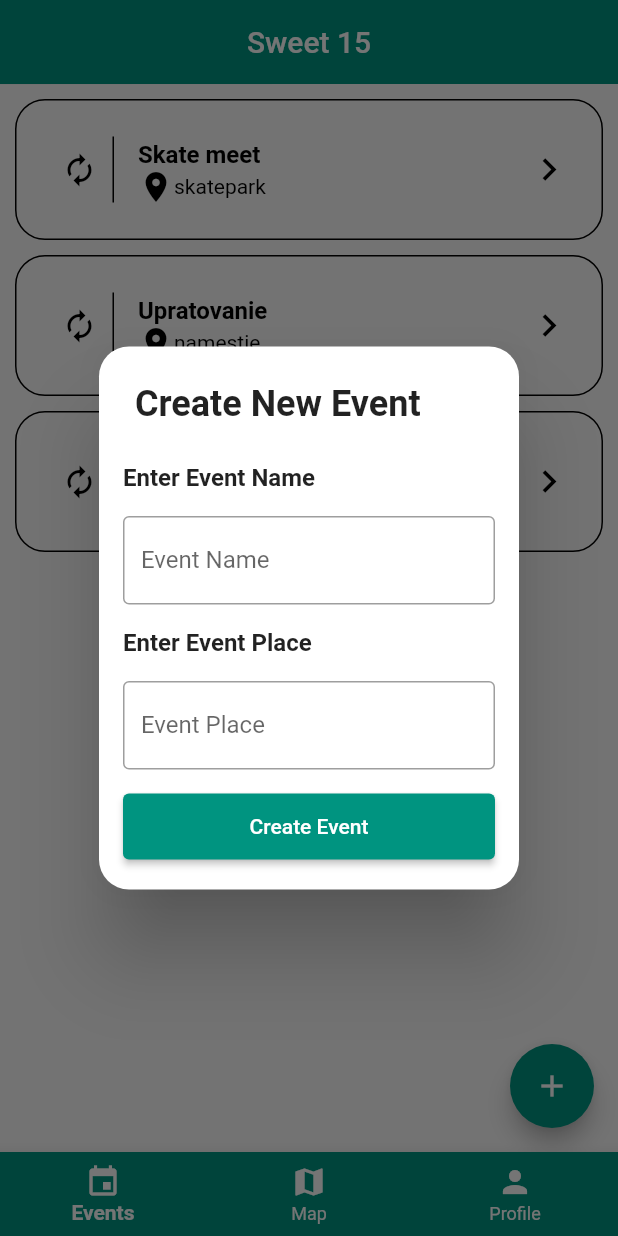
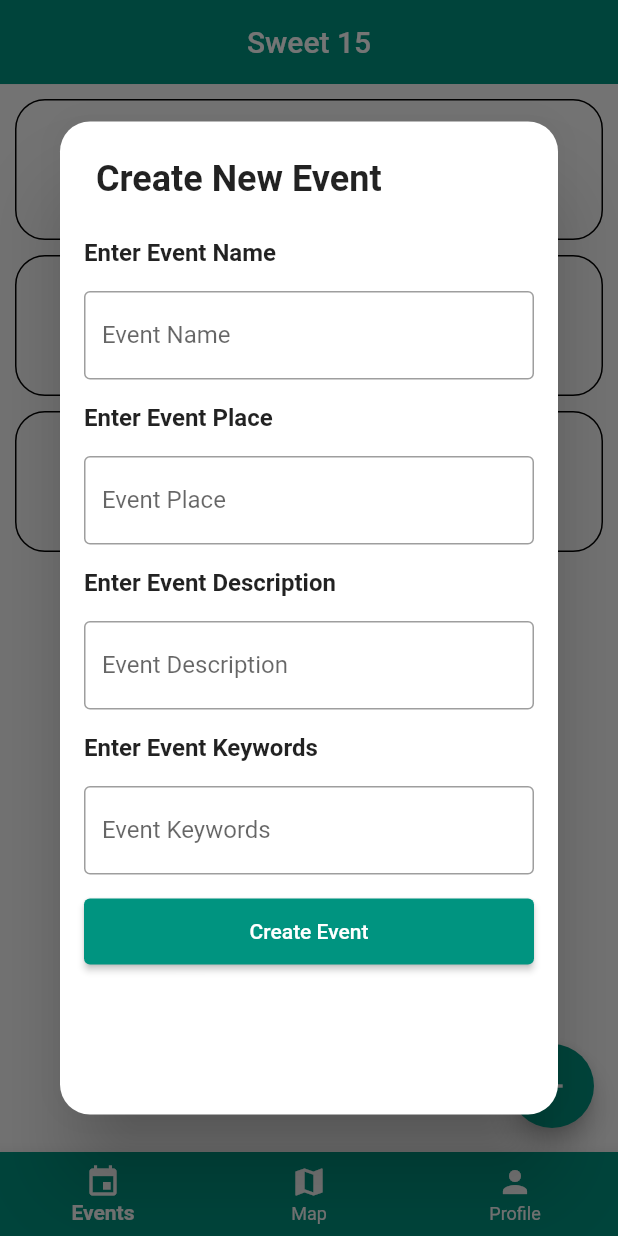
Before and after one commit to Kaldesyvon/sweet-fifteen, a Flutter app: the screen it shows after launch, after a tap on the "add" icon, on a phone screen of 412 x 824 dp. Run offline on Flutter 3.47's test engine with Material 2 defaults, Android fonts, the light colour scheme and no system bars.

```diff
--- a/sweetfifteen/lib/event/add-event-dialog.dart
+++ b/sweetfifteen/lib/event/add-event-dialog.dart
@@ -20,12 +20,16 @@ class _AddEventDialogState extends State<AddEventDialog> {
 
   var newEventNameFormController = TextEditingController();
   var newEventPlaceFormController = TextEditingController();
+  var newEventDescriptionFormController = TextEditingController();
+  var newEventKeywordsFormController = TextEditingController();
 
   @override
   void dispose() {
     // Clean up the controller when the widget is disposed.
     newEventNameFormController.dispose();
     newEventPlaceFormController.dispose();
+    newEventDescriptionFormController.dispose();
+    newEventKeywordsFormController.dispose();
     super.dispose();
   }
 
@@ -47,8 +51,8 @@ class _AddEventDialogState extends State<AddEventDialog> {
           style: TextStyle(fontSize: 24.0, fontWeight: FontWeight.bold),
         ),
         content: SizedBox(
-          height: 300,
-          width: 200,
+          height: 600,
+          width: 400,
           child: SingleChildScrollView(
             padding: const EdgeInsets.all(8.0),
             child: Column(
@@ -70,7 +74,8 @@ class _AddEventDialogState extends State<AddEventDialog> {
                     decoration: const InputDecoration(
                         border: OutlineInputBorder(),
                         hintText: 'Event Name',
-                        labelText: 'Event Name'),
+                        labelText: 'Event Name'
+                    ),
                   ),
                 ),
                 const Padding(
@@ -91,13 +96,57 @@ class _AddEventDialogState extends State<AddEventDialog> {
                     ),
                   ),
                 ),
+                const Padding(
+                  padding: EdgeInsets.all(8.0),
+                  child: Text(
+                    "Enter Event Description",
+                    style: TextStyle(fontWeight: FontWeight.bold),
+                  ),
+                ),
+                Container(
+                  padding: const EdgeInsets.all(8.0),
+                  child: TextField(
+                    controller: newEventDescriptionFormController,
+                    decoration: const InputDecoration(
+                        border: OutlineInputBorder(),
+                        hintText: 'Event Description',
+                        labelText: 'Event Description'
+                    ),
+                  ),
+                ),
+                const Padding(
+                  padding: EdgeInsets.all(8.0),
+                  child: Text(
+                    "Enter Event Keywords",
+                    style: TextStyle(fontWeight: FontWeight.bold),
+                  ),
+                ),
+                Container(
+                  padding: const EdgeInsets.all(8.0),
+                  child: TextField(
+                    controller: newEventKeywordsFormController,
+                    decoration: const InputDecoration(
+                        border: OutlineInputBorder(),
+                        hintText: 'Event Keywords',
+                        labelText: 'Event Keywords'
+                    ),
+                  ),
+                ),
                 Container(
                   width: double.infinity,
                   height: 60,
                   padding: const EdgeInsets.all(8.0),
                   child: ElevatedButton(
                     onPressed: () {
-                      widget.callback(Event(eventName: newEventNameFormController.text, eventPlace: newEventPlaceFormController.text));
+                      widget.callback(
+                          Event(
+                              eventName: newEventNameFormController.text,
+                              eventPlace: newEventPlaceFormController.text,
+                              joined: true,
+                              description: newEventDescriptionFormController.text,
+                              keywords: newEventKeywordsFormController.text.split(", "),
+                          )
+                      );
                       newEventNameFormController.text = "";
                       newEventPlaceFormController.text = "";
                       Navigator.pop(context);
--- a/sweetfifteen/lib/event/event.dart
+++ b/sweetfifteen/lib/event/event.dart
@@ -1,12 +1,44 @@
 import 'package:flutter/material.dart';
 import 'package:sweetfifteen/event/events.dart';
 
+import 'event-detail-dialog.dart';
+
+getLongFromEventPlace(String eventPlace) {
+  if (eventPlace == "Kunstahale") {
+    return 21.260932;
+  } else if (eventPlace == "Dom sv. alzbety") {
+    return 21.258228333171918;
+  } else if (eventPlace == "OC Galeria") {
+    return 21.238536932663322;
+  } else {
+    return 21.24524555520934; // TUKE
+  }
+}
+
+getLatFromEventPlace(String eventPlace) {
+  if(eventPlace == "Kunsthalle") {
+    return 48.725452580297116;
+  } else if(eventPlace == "Dom sv. alzbety") {
+    return 48.72066798420253;
+  } else if(eventPlace == "OC Galeria") {
+    return 48.71574103673905;
+  } else {
+    return 48.73110340057184; // TUKE
+  }
+}
 
 class Event extends StatefulWidget {
   final String eventName;
   final String eventPlace;
+  final List<String> keywords;
+  final String description;
+  double? lat;
+  double? long;
+  late bool joined;
 
-  const Event({super.key, required this.eventName, required this.eventPlace});
+  Event({
+    super.key, required this.eventName, required this.eventPlace, required this.joined, required this.description, required this.keywords,
+  }) : lat = getLatFromEventPlace(eventPlace), long = getLongFromEventPlace(eventPlace);
 
   @override
   State<StatefulWidget> createState() {
@@ -24,8 +56,10 @@ class _EventState extends State<Event> {
           side: const BorderSide(color: Colors.black, width: 1),
           borderRadius: BorderRadius.circular(20)
         ),
-        onTap: () => {
-
+        onTap: () {
+          showDialog(context: context, builder: (context) {
+            return EventDetailDialog(event: widget);
+          });
         },
         contentPadding: const EdgeInsets.symmetric(horizontal: 20.0, vertical: 10.0),
         leading: Container(
--- a/sweetfifteen/lib/event/events.dart
+++ b/sweetfifteen/lib/event/events.dart
@@ -16,9 +16,9 @@ class EventsPage extends StatefulWidget {
 
 class _EventsPageState extends State<EventsPage> {
   final events = [
-    const Event(eventName: "Skate meet", eventPlace: "skatepark"),
-    const Event(eventName: "Upratovanie", eventPlace: "namestie"),
-    const Event(eventName: "Car meet", eventPlace: "KFA"),
+    Event(eventName: "TUKE", eventPlace: "TUKE", joined: false, description: "", keywords: const ["IT", "programming"]),
+    Event(eventName: "Upratovanie Galerie", eventPlace: "OC Galeria", joined: false, description: "", keywords: const ["volunteer", "cleaning"]),
+    Event(eventName: "Bike meet", eventPlace: "Dom sv. alzbety", joined: false, description: "", keywords: const ["biking", "outdoor", "sport"]),
   ];
 
   @override
```
Also changed, not shown: sweetfifteen/lib/event/event-detail-dialog.dart (+125 -106 lines).
